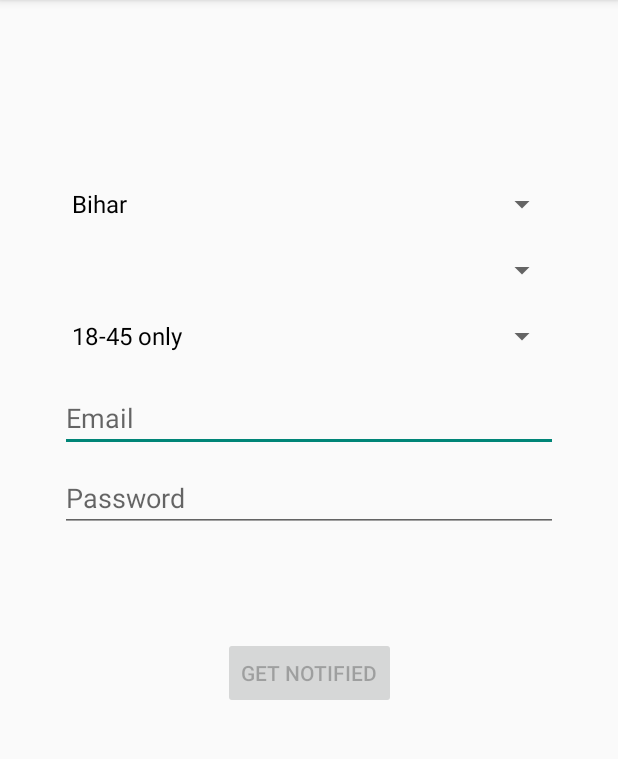
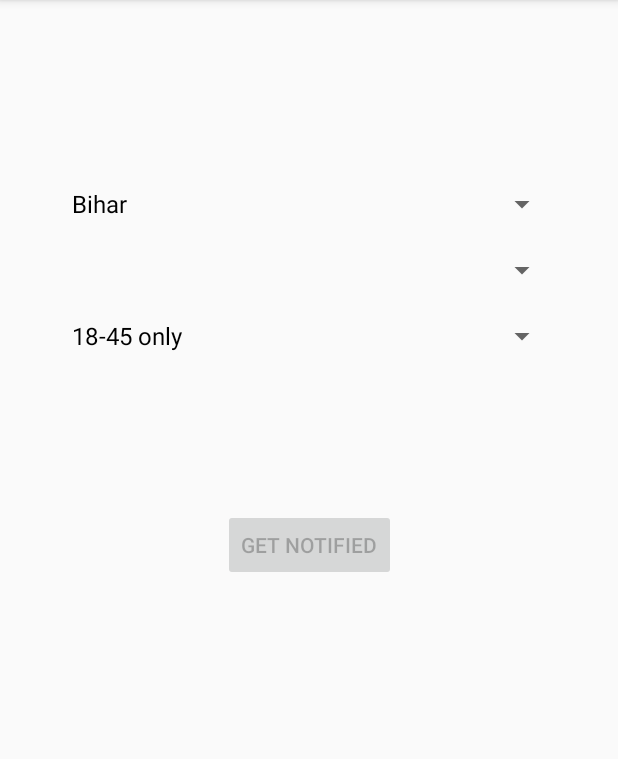
Before and after one commit to rahult001/VaccineNotifier, an Android app: the screen it shows after launch (LoginActivity), on a phone screen of 412 x 824 dp, the part 84-843 px from its top. Run offline under Robolectric (Android 15) with nearby library versions, the phone set to English and light mode, and no system bars; our stand-ins replace Volley; network calls fail.

Commit message:
deleted un-used code

```diff
--- a/app/src/main/java/com/example/vaccinenotifier/data/LoginRepository.java
+++ /dev/null
@@ -1,54 +0,0 @@
-package com.example.vaccinenotifier.data;
-
-import com.example.vaccinenotifier.data.model.LoggedInUser;
-
-/**
- * Class that requests authentication and user information from the remote data source and
- * maintains an in-memory cache of login status and user credentials information.
- */
-public class LoginRepository {
-
-    private static volatile LoginRepository instance;
-
-    private LoginDataSource dataSource;
-
-    // If user credentials will be cached in local storage, it is recommended it be encrypted
-    // @see https://developer.android.com/training/articles/keystore
-    private LoggedInUser user = null;
-
-    // private constructor : singleton access
-    private LoginRepository(LoginDataSource dataSource) {
-        this.dataSource = dataSource;
-    }
-
-    public static LoginRepository getInstance(LoginDataSource dataSource) {
-        if(instance == null){
-            instance = new LoginRepository(dataSource);
-        }
-        return instance;
-    }
-
-    public boolean isLoggedIn() {
-        return user != null;
-    }
-
-    public void logout() {
-        user = null;
-        dataSource.logout();
-    }
-
-    private void setLoggedInUser(LoggedInUser user) {
-        this.user = user;
-        // If user credentials will be cached in local storage, it is recommended it be encrypted
-        // @see https://developer.android.com/training/articles/keystore
-    }
-
-    public Result<LoggedInUser> login(String username, String password) {
-        // handle login
-        Result<LoggedInUser> result = dataSource.login(username, password);
-        if (result instanceof Result.Success) {
-            setLoggedInUser(((Result.Success<LoggedInUser>) result).getData());
-        }
-        return result;
-    }
-}
--- a/app/src/main/java/com/example/vaccinenotifier/ui/login/LoginActivity.java
+++ b/app/src/main/java/com/example/vaccinenotifier/ui/login/LoginActivity.java
@@ -1,16 +1,10 @@
 package  com.example.vaccinenotifier.ui.login;
-
-import android.app.Activity;
-import androidx.lifecycle.Observer;
-import androidx.lifecycle.ViewModelProvider;
 
 import android.content.Context;
 import android.os.Bundle;
-import androidx.annotation.Nullable;
-import androidx.annotation.StringRes;
+
 import androidx.appcompat.app.AppCompatActivity;
-import android.text.Editable;
-import android.text.TextWatcher;
+
 import android.util.Log;
 import android.view.KeyEvent;
 import android.view.View;
@@ -32,24 +26,15 @@ import com.android.volley.VolleyError;
 import com.android.volley.toolbox.JsonObjectRequest;
 import com.android.volley.toolbox.Volley;
 import com.example.vaccinenotifier.R;
-import com.example.vaccinenotifier.data.model.SingletonConnection;
-import com.example.vaccinenotifier.ui.login.LoginViewModel;
-import com.example.vaccinenotifier.ui.login.LoginViewModelFactory;
 import com.example.vaccinenotifier.databinding.ActivityLoginBinding;
-
 import org.json.JSONArray;
 import org.json.JSONException;
 import org.json.JSONObject;
-
-import java.util.ArrayList;
 import java.util.HashMap;
-import java.util.List;
 import java.util.Map;
-import java.util.Set;
 
 public class LoginActivity extends AppCompatActivity implements AdapterView.OnItemSelectedListener {
 
-    private LoginViewModel loginViewModel;
     private ActivityLoginBinding binding;
     private Map<String, Integer> stateMap = new HashMap<>();
     private Map<String, Integer> districtMap = new HashMap<>();
@@ -69,14 +54,6 @@ public class LoginActivity extends AppCompatActivity implements AdapterView.OnIt
 
      binding = ActivityLoginBinding.inflate(getLayoutInflater());
      setContentView(binding.getRoot());
-
-        loginViewModel = new ViewModelProvider(this, new LoginViewModelFactory())
-                .get(LoginViewModel.class);
-
-        final EditText usernameEditText = binding.username;
-        final EditText passwordEditText = binding.password;
-        final Button loginButton = binding.login;
-        final ProgressBar loadingProgressBar = binding.loading;
 
 
         ctx = this.getApplicationContext();
--- a/app/src/main/java/com/example/vaccinenotifier/ui/login/LoginViewModelFactory.java
+++ /dev/null
@@ -1,26 +0,0 @@
-package com.example.vaccinenotifier.ui.login;
-
-import androidx.lifecycle.ViewModel;
-import androidx.lifecycle.ViewModelProvider;
-import androidx.annotation.NonNull;
-
-import com.example.vaccinenotifier.data.LoginDataSource;
-import com.example.vaccinenotifier.data.LoginRepository;
-
-/**
- * ViewModel provider factory to instantiate LoginViewModel.
- * Required given LoginViewModel has a non-empty constructor
- */
-public class LoginViewModelFactory implements ViewModelProvider.Factory {
-
-    @NonNull
-    @Override
-    @SuppressWarnings("unchecked")
-    public <T extends ViewModel> T create(@NonNull Class<T> modelClass) {
-        if (modelClass.isAssignableFrom(LoginViewModel.class)) {
-            return (T) new LoginViewModel(LoginRepository.getInstance(new LoginDataSource()));
-        } else {
-            throw new IllegalArgumentException("Unknown ViewModel class");
-        }
-    }
-}
--- a/app/src/main/res/layout/activity_login.xml
+++ b/app/src/main/res/layout/activity_login.xml
@@ -48,38 +48,6 @@
         app:layout_constraintStart_toStartOf="parent"
         app:layout_constraintTop_toBottomOf="@+id/city"/>
 
-    <EditText
-        android:id="@+id/username"
-        android:layout_width="0dp"
-        android:layout_height="wrap_content"
-        android:layout_marginStart="24dp"
-        android:layout_marginTop="8dp"
-        android:layout_marginEnd="24dp"
-        android:hint="@string/prompt_email"
-        android:inputType="textEmailAddress"
-        android:selectAllOnFocus="true"
-        app:layout_constraintEnd_toEndOf="parent"
-        app:layout_constraintStart_toStartOf="parent"
-        app:layout_constraintTop_toBottomOf="@+id/age" />
-
-
-
-    <EditText
-        android:id="@+id/password"
-        android:layout_width="0dp"
-        android:layout_height="wrap_content"
-        android:layout_marginStart="24dp"
-        android:layout_marginTop="8dp"
-        android:layout_marginEnd="24dp"
-        android:hint="@string/prompt_password"
-        android:imeActionLabel="@string/action_sign_in_short"
-        android:imeOptions="actionDone"
-        android:inputType="textPassword"
-        android:selectAllOnFocus="true"
-        app:layout_constraintEnd_toEndOf="parent"
-        app:layout_constraintStart_toStartOf="parent"
-        app:layout_constraintTop_toBottomOf="@+id/username" />
-
     <Button
         android:id="@+id/login"
         android:enabled="false"
@@ -94,22 +62,7 @@
         app:layout_constraintBottom_toBottomOf="parent"
         app:layout_constraintEnd_toEndOf="parent"
         app:layout_constraintStart_toStartOf="parent"
-        app:layout_constraintTop_toBottomOf="@+id/password"
+        app:layout_constraintTop_toBottomOf="@+id/age"
         app:layout_constraintVertical_bias="0.2" />
 
-    <ProgressBar
-        android:id="@+id/loading"
-        android:visibility="gone"
-        android:layout_width="wrap_content"
-        android:layout_height="wrap_content"
-        android:layout_gravity="center"
-        android:layout_marginStart="32dp"
-        android:layout_marginTop="64dp"
-        android:layout_marginEnd="32dp"
-        android:layout_marginBottom="64dp"
-        app:layout_constraintBottom_toBottomOf="parent"
-        app:layout_constraintEnd_toEndOf="@+id/password"
-        app:layout_constraintStart_toStartOf="@+id/password"
-        app:layout_constraintTop_toTopOf="parent"
-        app:layout_constraintVertical_bias="0.3" />
 </androidx.constraintlayout.widget.ConstraintLayout>
```
Also changed, not shown: app/src/main/java/com/example/vaccinenotifier/data/LoginDataSource.java (deleted, +0 -29 lines), app/src/main/java/com/example/vaccinenotifier/data/Result.java (deleted, +0 -47 lines), app/src/main/java/com/example/vaccinenotifier/data/model/LoggedInUser.java (deleted, +0 -23 lines), app/src/main/java/com/example/vaccinenotifier/ui/login/LoggedInUserView.java (deleted, +0 -17 lines), app/src/main/java/com/example/vaccinenotifier/ui/login/LoginFormState.java (deleted, +0 -40 lines), app/src/main/java/com/example/vaccinenotifier/ui/login/LoginResult.java (deleted, +0 -31 lines), app/src/main/java/com/example/vaccinenotifier/ui/login/LoginViewModel.java (deleted, +0 -69 lines).
